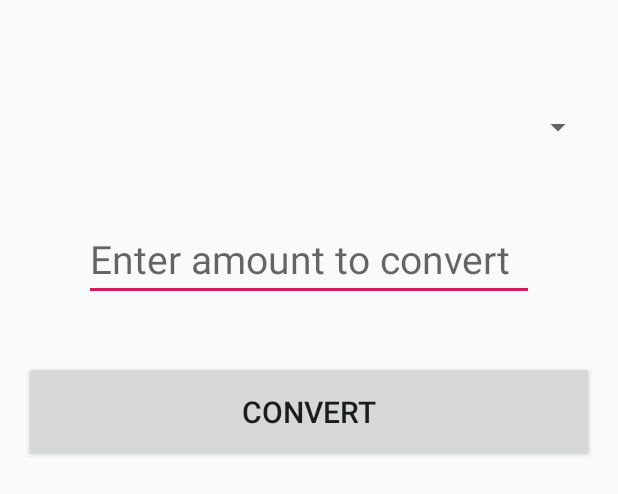
After one commit to CraigMorris1986/AndroidStudioFiles, an Android app: the layout activity_choose.xml on its own in the app's theme, with its tools: preview values and no code run, on a phone screen of 412 x 824 dp. The commit adds this screen. Shown: the top 494 px of the screen. Run offline under Robolectric (Android 15) with nearby library versions, the phone set to English and light mode, and no system bars.

Commit message:
add ChooseActivity add method to ChooseActivity to select spinner values from arrays in string.xml

```diff
--- a/UtilityApp/app/src/main/AndroidManifest.xml
+++ b/UtilityApp/app/src/main/AndroidManifest.xml
@@ -9,6 +9,7 @@
         android:roundIcon="@mipmap/ic_launcher_round"
         android:supportsRtl="true"
         android:theme="@style/AppTheme">
+        <activity android:name=".ChooseActivity"></activity>
         <activity android:name=".HomeActivity">
             <intent-filter>
                 <action android:name="android.intent.action.MAIN" />
--- /dev/null
+++ b/UtilityApp/app/src/main/res/layout/activity_choose.xml
@@ -0,0 +1,43 @@
+<?xml version="1.0" encoding="utf-8"?>
+<LinearLayout xmlns:android="http://schemas.android.com/apk/res/android"
+    xmlns:tools="http://schemas.android.com/tools"
+    android:layout_width="match_parent"
+    android:layout_height="match_parent"
+    android:orientation="vertical"
+    android:padding="16sp"
+    tools:context=".ChooseActivity">
+
+    <TextView
+        android:id="@+id/chooseText"
+        android:layout_width="match_parent"
+        android:layout_height="wrap_content"
+        android:textSize="36sp"
+        android:text="" />
+
+
+    <Spinner
+        android:id="@+id/spinner"
+        android:layout_width="match_parent"
+        android:layout_height="wrap_content"
+        android:layout_gravity="center"
+        android:padding="20sp"
+        />
+
+    <EditText
+        android:id="@+id/textView2"
+        android:layout_width="match_parent"
+        android:layout_height="wrap_content"
+        android:hint="@string/amount"
+        android:textSize="26sp"
+        android:layout_margin="40sp"
+        />
+
+    <Button
+        android:id="@+id/button"
+        android:layout_width="match_parent"
+        android:layout_height="wrap_content"
+        android:text="@string/convert"
+        android:padding="20sp"
+        android:textSize="20sp"
+        />
+</LinearLayout>
--- a/UtilityApp/app/src/main/res/layout/activity_home.xml
+++ b/UtilityApp/app/src/main/res/layout/activity_home.xml
@@ -8,6 +8,7 @@
     tools:context=".HomeActivity">
 
     <TextView
+        android:id="@+id/welcomeText"
         android:layout_width="match_parent"
         android:layout_height="wrap_content"
         android:text="@string/welcomeText"
@@ -23,6 +24,7 @@
         android:textSize="28sp"
         android:layout_weight="1"
         android:text="@string/temperature"
+        android:onClick="onClickTemperature"
         />
 
     <Button
@@ -32,6 +34,7 @@
         android:textSize="28sp"
         android:layout_weight="1"
         android:text="@string/weight"
+        android:onClick="onClickWeight"
         />
 
     <Button
@@ -41,6 +44,7 @@
         android:textSize="28sp"
         android:layout_weight="1"
         android:text="@string/distance"
+        android:onClick="onClickDistance"
         />
 
     <Button
--- a/UtilityApp/app/src/main/res/values/strings.xml
+++ b/UtilityApp/app/src/main/res/values/strings.xml
@@ -5,6 +5,8 @@
     <string name="weight">Weight</string>
     <string name="distance">Distance</string>
     <string name="settings">Settings</string>
+    <string name="convert">Convert</string>
+    <string name="amount">Enter amount to convert</string>
     <string-array name="temperatures">
         <item>Celsius</item>
         <item>Fahrenheit</item>
```
Also changed, not shown: UtilityApp/app/src/main/java/au/edu/jcu/cp3406/utilityapp/ChooseActivity.java (added, +49 -0 lines), UtilityApp/app/src/main/java/au/edu/jcu/cp3406/utilityapp/HomeActivity.java (+28 -7 lines).
